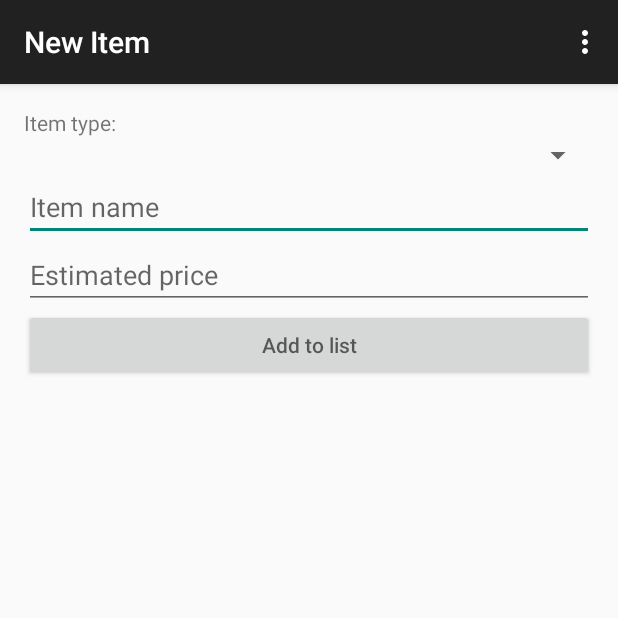
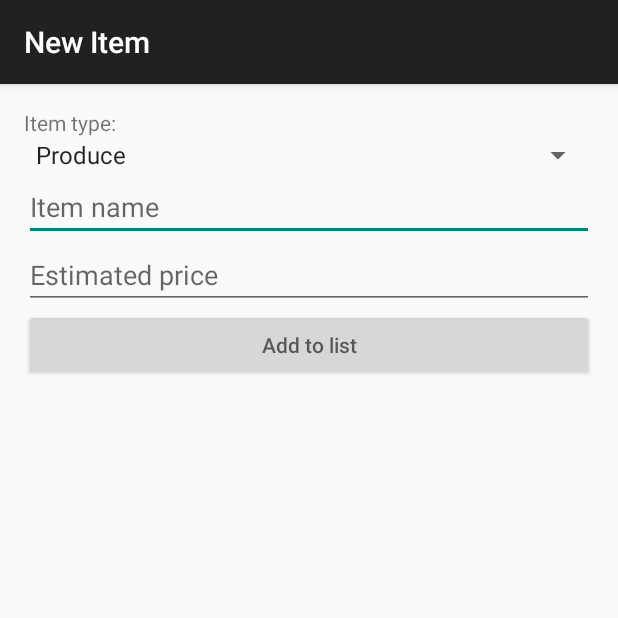
Before and after one commit to Magisus/shopping-list-android, an Android app: the CreateItemActivity screen opened directly, with no data from a screen before it, on a phone screen of 412 x 824 dp, the top half of it. Run offline under Robolectric (Android 15) with nearby library versions, the phone set to English and light mode, and no system bars.

Commit message:
Added item creation, spinner type selection, and item deletion

```diff
--- a/app/src/main/java/hu/ait/android/maggie/shoppinglist/CreateItemActivity.java
+++ b/app/src/main/java/hu/ait/android/maggie/shoppinglist/CreateItemActivity.java
@@ -6,6 +6,7 @@ import android.support.v7.app.ActionBarActivity;
 import android.view.Menu;
 import android.view.MenuItem;
 import android.view.View;
+import android.widget.ArrayAdapter;
 import android.widget.Button;
 import android.widget.EditText;
 import android.widget.Spinner;
@@ -23,6 +24,11 @@ public class CreateItemActivity extends ActionBarActivity {
         setContentView(R.layout.activity_create_item);
 
         final Spinner typeSpinner = (Spinner) findViewById(R.id.spinnerItemType);
+        ArrayAdapter<CharSequence> adapter = ArrayAdapter.createFromResource(this,
+                R.array.item_types_array, android.R.layout.simple_spinner_item);
+        adapter.setDropDownViewResource(android.R.layout.simple_spinner_dropdown_item);
+        typeSpinner.setAdapter(adapter);
+
         final EditText editItemName = (EditText) findViewById(R.id.editItemName);
         final EditText editItemPrice = (EditText) findViewById(R.id.editItemPrice);
         Button saveButton = (Button) findViewById(R.id.btnSave);
@@ -40,27 +46,4 @@ public class CreateItemActivity extends ActionBarActivity {
             }
         });
     }
-
-
-    @Override
-    public boolean onCreateOptionsMenu(Menu menu) {
-        // Inflate the menu; this adds items to the action bar if it is present.
-        getMenuInflater().inflate(R.menu.menu_create_item, menu);
-        return true;
-    }
-
-    @Override
-    public boolean onOptionsItemSelected(MenuItem item) {
-        // Handle action bar item clicks here. The action bar will
-        // automatically handle clicks on the Home/Up button, so long
-        // as you specify a parent activity in AndroidManifest.xml.
-        int id = item.getItemId();
-
-        //noinspection SimplifiableIfStatement
-        if (id == R.id.action_settings) {
-            return true;
-        }
-
-        return super.onOptionsItemSelected(item);
-    }
 }
--- a/app/src/main/java/hu/ait/android/maggie/shoppinglist/adapter/ItemAdapter.java
+++ b/app/src/main/java/hu/ait/android/maggie/shoppinglist/adapter/ItemAdapter.java
@@ -42,6 +42,10 @@ public class ItemAdapter extends BaseAdapter {
         return position;
     }
 
+    public void removeItem(int position) {
+        items.remove(position);
+    }
+
     private class ViewHolder {
         TextView name;
         ImageView icon;
--- a/app/src/main/res/layout/activity_create_item.xml
+++ b/app/src/main/res/layout/activity_create_item.xml
@@ -23,7 +23,8 @@
         android:id="@+id/editItemName"
         android:hint="@string/item_name_hint"
         android:layout_width="match_parent"
-        android:layout_height="wrap_content" />
+        android:layout_height="wrap_content"
+        android:inputType="textCapSentences"/>
 
     <EditText
         android:id="@+id/editItemPrice"
--- a/app/src/main/res/menu/menu_main.xml
+++ b/app/src/main/res/menu/menu_main.xml
@@ -6,5 +6,6 @@
         android:id="@+id/action_new"
         android:title="@string/action_new_item"
         android:orderInCategory="100"
-        compat:showAsAction="always"/>
+        compat:showAsAction="always"
+        android:icon="@android:drawable/ic_menu_add"/>
 </menu>
--- /dev/null
+++ b/app/src/main/res/values/arrays.xml
@@ -0,0 +1,11 @@
+<?xml version="1.0" encoding="utf-8"?>
+<resources>
+    <string-array name="item_types_array">
+        <item>Produce</item>
+        <item>Dairy</item>
+        <item>Bakery</item>
+        <item>Candy</item>
+        <item>Household</item>
+        <item>Drinks</item>
+    </string-array>
+</resources>
```
Also changed, not shown: app/src/main/AndroidManifest.xml (+16 -1 lines), app/src/main/java/hu/ait/android/maggie/shoppinglist/MainActivity.java (+39 -10 lines).
